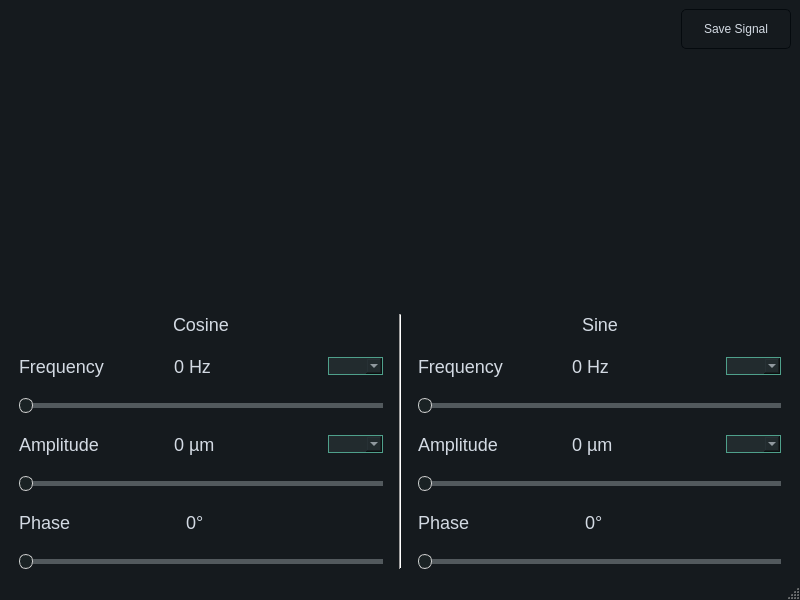
This is views/create_signal_window.ui in omarmohhameed29/sampling-theory-studio as Qt 5 draws it before an edit. The edited form follows.
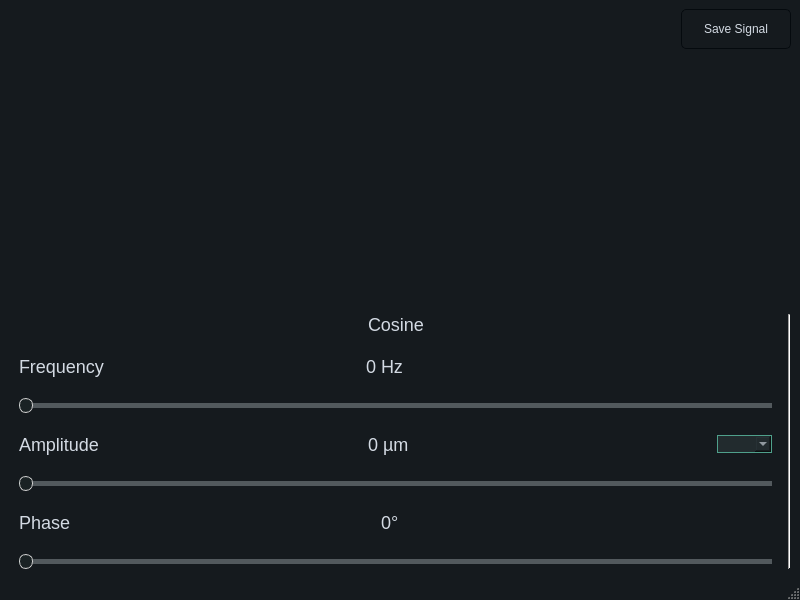
This is the edited form. Custom widgets are drawn as their Qt base class.

Commit message: Remove sine in create signal page

```diff
--- a/views/create_signal_window.ui
+++ b/views/create_signal_window.ui
@@ -578,11 +578,11 @@
            </widget>
           </item>
           <item>
-           <widget class="QComboBox" name="cosine_frequency_comboBox">
+           <widget class="QWidget" name="widget_2" native="true">
             <property name="maximumSize">
              <size>
-              <width>55</width>
-              <height>16777215</height>
+              <width>60</width>
+              <height>0</height>
              </size>
             </property>
            </widget>
@@ -687,185 +687,6 @@
         </property>
        </widget>
       </item>
-      <item>
-       <layout class="QVBoxLayout" name="verticalLayout">
-        <property name="leftMargin">
-         <number>10</number>
-        </property>
-        <property name="rightMargin">
-         <number>10</number>
-        </property>
-        <item>
-         <layout class="QHBoxLayout" name="horizontalLayout_21">
-          <property name="sizeConstraint">
-           <enum>QLayout::SetFixedSize</enum>
-          </property>
-          <item>
-           <spacer name="horizontalSpacer_4">
-            <property name="orientation">
-             <enum>Qt::Horizontal</enum>
-            </property>
-            <property name="sizeHint" stdset="0">
-             <size>
-              <width>40</width>
-              <height>20</height>
-             </size>
-            </property>
-           </spacer>
-          </item>
-          <item>
-           <widget class="QLabel" name="label_5">
-            <property name="maximumSize">
-             <size>
-              <width>16777215</width>
-              <height>30</height>
-             </size>
-            </property>
-            <property name="text">
-             <string>Sine</string>
-            </property>
-           </widget>
-          </item>
-          <item>
-           <spacer name="horizontalSpacer_5">
-            <property name="orientation">
-             <enum>Qt::Horizontal</enum>
-            </property>
-            <property name="sizeHint" stdset="0">
-             <size>
-              <width>40</width>
-              <height>20</height>
-             </size>
-            </property>
-           </spacer>
-          </item>
-         </layout>
-        </item>
-        <item>
-         <layout class="QHBoxLayout" name="horizontalLayout_14">
-          <property name="topMargin">
-           <number>15</number>
-          </property>
-          <property name="bottomMargin">
-           <number>15</number>
-          </property>
-          <item>
-           <widget class="QLabel" name="label_15">
-            <property name="text">
-             <string>Frequency</string>
-            </property>
-           </widget>
-          </item>
-          <item>
-           <widget class="QLabel" name="sine_frequency_value">
-            <property name="text">
-             <string>0 Hz</string>
-            </property>
-           </widget>
-          </item>
-          <item>
-           <widget class="QComboBox" name="sine_frequency_comboBox">
-            <property name="maximumSize">
-             <size>
-              <width>55</width>
-              <height>16777215</height>
-             </size>
-            </property>
-           </widget>
-          </item>
-         </layout>
-        </item>
-        <item>
-         <widget class="QSlider" name="sine_frequency_slider">
-          <property name="orientation">
-           <enum>Qt::Horizontal</enum>
-          </property>
-         </widget>
-        </item>
-        <item>
-         <layout class="QHBoxLayout" name="horizontalLayout_15">
-          <property name="topMargin">
-           <number>15</number>
-          </property>
-          <property name="bottomMargin">
-           <number>15</number>
-          </property>
-          <item>
-           <widget class="QLabel" name="label_16">
-            <property name="text">
-             <string>Amplitude</string>
-            </property>
-           </widget>
-          </item>
-          <item>
-           <widget class="QLabel" name="sine_amplitude_value">
-            <property name="text">
-             <string>0 µm</string>
-            </property>
-           </widget>
-          </item>
-          <item>
-           <widget class="QComboBox" name="sine_amplitude_comboBox">
-            <property name="maximumSize">
-             <size>
-              <width>55</width>
-              <height>16777215</height>
-             </size>
-            </property>
-           </widget>
-          </item>
-         </layout>
-        </item>
-        <item>
-         <widget class="QSlider" name="sine_amplitude_slider">
-          <property name="orientation">
-           <enum>Qt::Horizontal</enum>
-          </property>
-         </widget>
-        </item>
-        <item>
-         <layout class="QHBoxLayout" name="horizontalLayout_16">
-          <property name="topMargin">
-           <number>15</number>
-          </property>
-          <property name="bottomMargin">
-           <number>15</number>
-          </property>
-          <item>
-           <widget class="QLabel" name="label_17">
-            <property name="text">
-             <string>Phase</string>
-            </property>
-           </widget>
-          </item>
-          <item>
-           <widget class="QLabel" name="sine_phase_value">
-            <property name="text">
-             <string>0°</string>
-            </property>
-           </widget>
-          </item>
-          <item>
-           <widget class="QWidget" name="widget_5" native="true">
-            <property name="maximumSize">
-             <size>
-              <width>30</width>
-              <height>0</height>
-             </size>
-            </property>
-           </widget>
-          </item>
-         </layout>
-        </item>
-        <item>
-         <widget class="QSlider" name="sine_phase_slider">
-          <property name="orientation">
-           <enum>Qt::Horizontal</enum>
-          </property>
-         </widget>
-        </item>
-       </layout>
-      </item>
      </layout>
     </item>
    </layout>
```
The commit also changes 1 other file.
